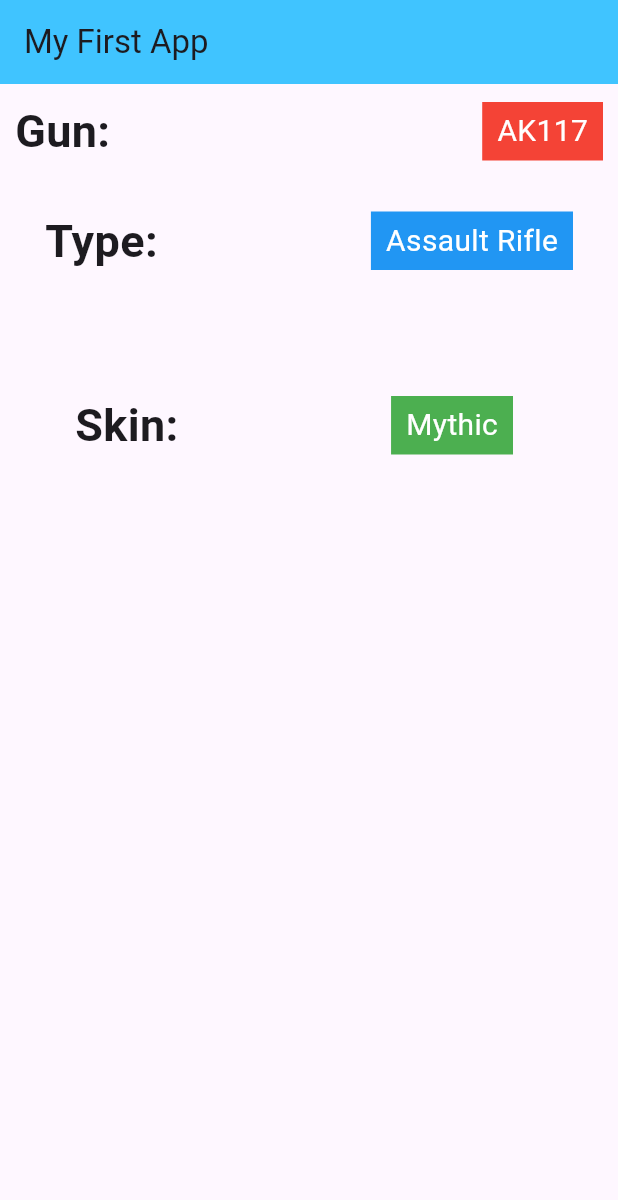
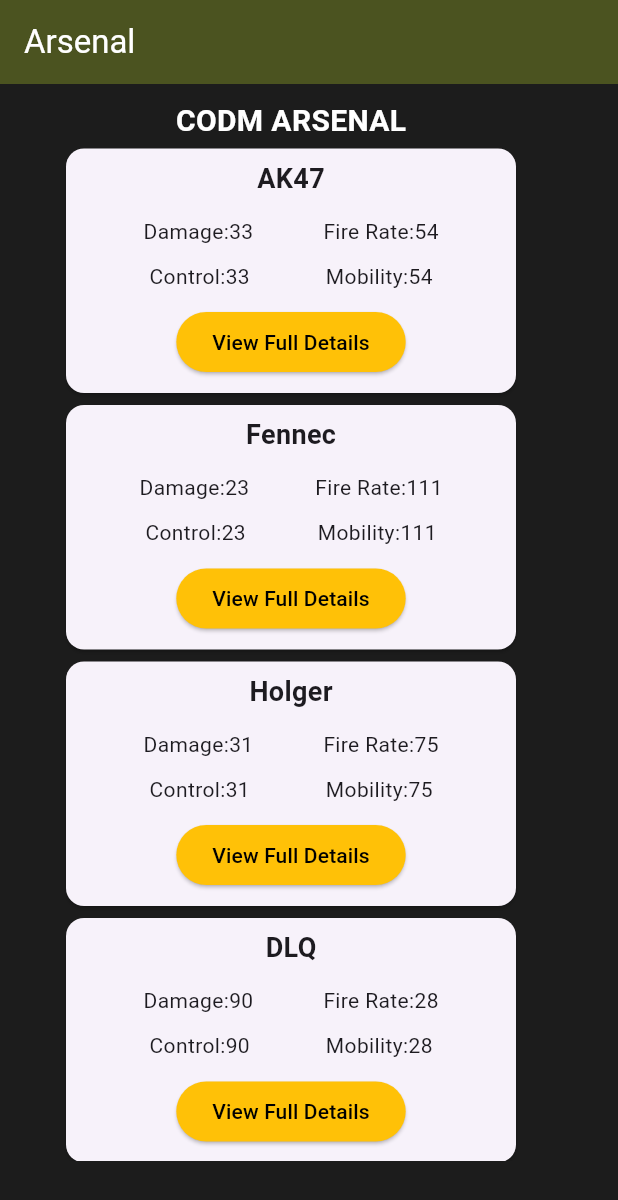
Before and after one commit to neil761/MobileApp, a Flutter app: the screen it shows after launch, on a phone screen of 412 x 824 dp. Shown: the top 1200 px of the screen. Run offline on Flutter 3.47's test engine with Material 3 defaults, Android fonts, the phone set to English and light mode, and no system bars; Roboto replaces fonts that are missing (Times New Roman).

Commit message:
dynamic ui1

```diff
--- /dev/null
+++ b/lib/pages/ItemCard.dart
@@ -0,0 +1,76 @@
+import 'package:flutter/material.dart';
+
+import 'guns.dart';
+
+class Itemcard extends StatelessWidget {
+  final Guns guns;
+  const Itemcard({super.key,
+  required this.guns});
+
+  @override
+  Widget build(BuildContext context) {
+    return Card(
+      child: Column(
+        children: [
+          Container(
+            padding: EdgeInsets.all(7),
+            width: 300,
+            alignment: Alignment.center,
+            child: Text(guns.name,
+            style: TextStyle(
+              fontWeight: FontWeight.bold,
+              fontSize: 18
+            ),),
+          ),
+          Container(
+            padding: EdgeInsets.all(5),
+            width: 300,
+            child: Row(
+              mainAxisAlignment: MainAxisAlignment.spaceEvenly,
+              children: [
+                Container(
+                  child: Text('Damage:' + guns.damage.toString()),
+                ),
+                Container(
+                  child: Text('Fire Rate:' + guns.fireRate.toString()),
+                )
+              ],
+            ),
+            //
+          ),
+          Container(
+            padding: EdgeInsets.all(5),
+            width: 300,
+            child: Row(
+              mainAxisAlignment: MainAxisAlignment.spaceEvenly,
+              children: [
+                Container(
+                  child: Text('Control:' + guns.damage.toString()),
+                ),
+                Container(
+                  child: Text('Mobility:' + guns.fireRate.toString()),
+                )
+              ],
+            ),
+            //
+          ),
+          Container(
+            padding: EdgeInsets.fromLTRB(0, 5, 0, 10),
+            child: ElevatedButton(
+              onPressed: (){}
+            , child: Text(
+              'View Full Details',
+              style: TextStyle(
+                color: Colors.black,
+              ),
+            ),
+            style: ElevatedButton.styleFrom(
+              backgroundColor: Colors.amber,
+            ),
+            ),
+          )
+        ],
+      ),
+    );
+  }
+}
--- /dev/null
+++ b/lib/pages/guns.dart
@@ -0,0 +1,15 @@
+class Guns {
+  String name;
+  int damage;
+  int fireRate;
+  int control;
+  int mobility;
+
+  Guns({
+    required this.name,
+    required this.damage,
+    required this.fireRate,
+    required this.control,
+    required this.mobility,
+  });
+}
--- /dev/null
+++ b/lib/pages/listItems.dart
@@ -0,0 +1,88 @@
+import 'package:flutter/material.dart';
+import 'package:my_test1/pages/ItemCard.dart';
+import 'package:my_test1/pages/dashboard.dart';
+import 'package:my_test1/pages/guns.dart';
+
+
+
+class listItems extends StatefulWidget {
+  const listItems({super.key});
+
+  @override
+  State<listItems> createState() => _listItemsState();
+}
+
+class _listItemsState extends State<listItems> {
+
+  List<Guns> guns = [
+    Guns(
+      name: "AK47",
+      damage: 33,
+      fireRate: 54,
+      control: 60,
+      mobility: 56),
+    Guns(
+      name: "Fennec",
+      damage: 23,
+      fireRate: 111,
+      control: 40,
+      mobility: 70),
+    Guns(
+      name: "Holger",
+      damage: 31,
+      fireRate: 75,
+      control: 60,
+      mobility: 46),
+    Guns(
+      name: "DLQ",
+      damage: 90,
+      fireRate: 28,
+      control: 50,
+      mobility: 56),
+    Guns(
+      name: "KRM",
+      damage: 98,
+      fireRate: 28,
+      control: 36,
+      mobility: 72)
+  ];
+
+  @override
+  Widget build(BuildContext context) {
+    return Scaffold(
+      backgroundColor: Color.fromARGB(255, 28, 28, 28),
+      appBar: AppBar(
+        backgroundColor: const Color.fromARGB(255, 75, 83, 32),
+        title: Text('Arsenal',
+        style: TextStyle(
+          color: Colors.white
+        ),),
+      ),
+      body: Container(
+        margin: EdgeInsets.fromLTRB(40, 10, 0, 50),
+            child: SingleChildScrollView(
+              child: Column(
+                children: [
+                  Text(
+                    'CODM ARSENAL',
+                    style: TextStyle(
+                      color: Colors.white,
+                      fontWeight: FontWeight.bold,
+                      fontSize: 20,
+                    ),
+                  ),
+                  Column(
+                    mainAxisAlignment: MainAxisAlignment.center,
+                    children: guns.map((gun){
+                  return Itemcard(guns: gun);
+                }).toList(),
+                  )
+                ],
+
+              ),
+            ),
+            )
+
+    );
+  }
+}
--- a/pubspec.yaml
+++ b/pubspec.yaml
@@ -59,9 +59,8 @@ flutter:
   uses-material-design: true
 
   # To add assets to your application, add an assets section, like this:
-  # assets:
-  #   - images/a_dot_burr.jpeg
-  #   - images/a_dot_ham.jpeg
+  assets:
+    - assets/fennec.png
 
   # An image asset can refer to one or more resolution-specific "variants", see
   # https://flutter.dev/assets-and-images/#resolution-aware
```
Also changed, not shown: lib/main.dart (+5 -83 lines), lib/pages/dashboard.dart (added, +300 -0 lines), assets/fennec.png (added).
